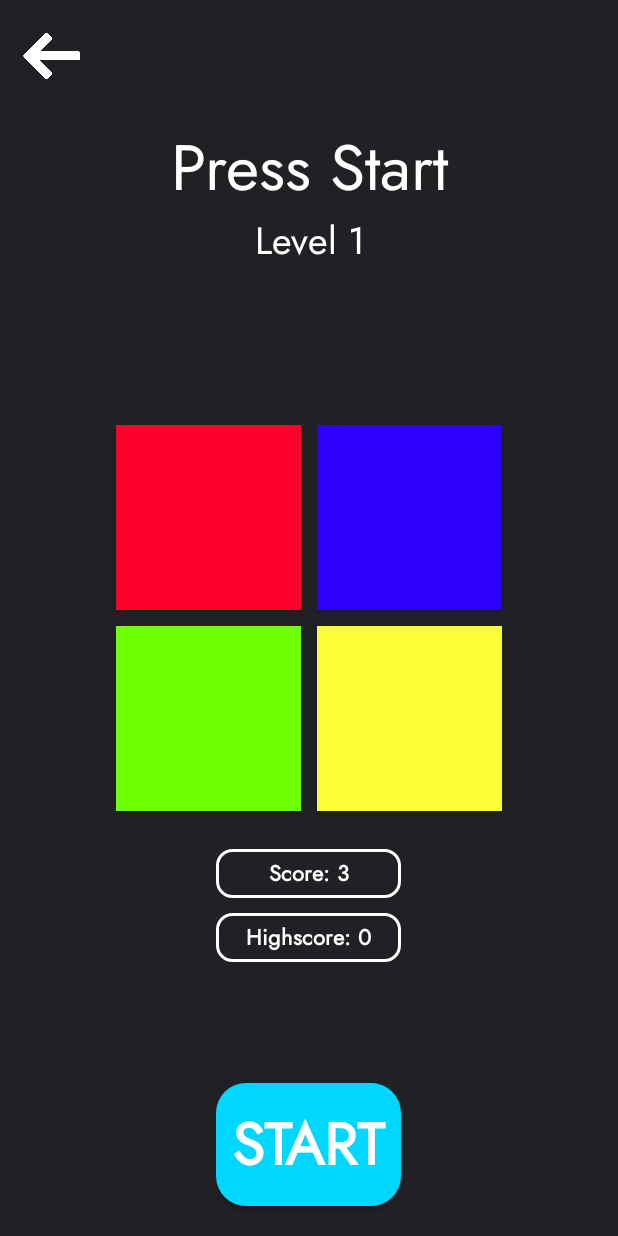
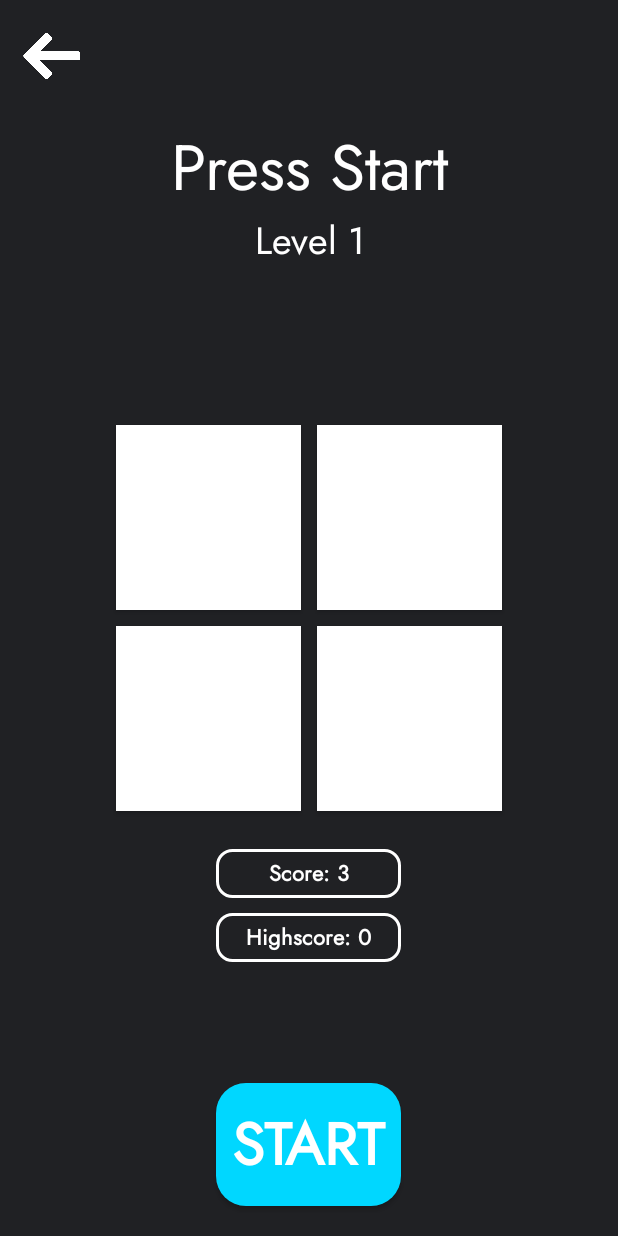
Before and after one commit to DumitruCimpean/GuessThePattern, an Android app: the Easy screen opened directly, with no data from a screen before it, on a phone screen of 412 x 824 dp. Run offline under Robolectric (Android 15) with nearby library versions, the light colour scheme and no system bars.

Commit message:
color changes
- now easy sqaures are one color, prevoiusly I changed medium squares

```diff
--- a/app/src/main/res/layout/activity_easy.xml
+++ b/app/src/main/res/layout/activity_easy.xml
@@ -72,15 +72,22 @@
                 android:id="@+id/sq1"
                 android:layout_width="50dp"
                 android:layout_height="50dp"
-                android:layout_margin="5dp"
-                android:background="@color/red"/>
+                android:layout_marginStart="5dp"
+                android:layout_marginTop="5dp"
+                android:layout_marginEnd="5dp"
+                android:layout_marginBottom="5dp"
+                android:background="@color/white" />
+
             <Button
                 android:id="@+id/sq2"
                 android:layout_width="50dp"
                 android:layout_height="50dp"
-                android:layout_margin="5dp"
+                android:layout_marginStart="5dp"
+                android:layout_marginTop="5dp"
+                android:layout_marginEnd="5dp"
+                android:layout_marginBottom="5dp"
                 android:layout_toEndOf="@id/sq1"
-                android:background="@color/blue"/>
+                android:background="@color/white" />
 
             <Button
                 android:id="@+id/sq3"
@@ -88,7 +95,7 @@
                 android:layout_height="50dp"
                 android:layout_margin="5dp"
                 android:layout_below="@id/sq1"
-                android:background="@color/green"/>
+                android:background="@color/white"/>
 
             <Button
                 android:id="@+id/sq4"
@@ -100,7 +107,7 @@
                 android:layout_marginEnd="5dp"
                 android:layout_marginBottom="5dp"
                 android:layout_toEndOf="@id/sq3"
-                android:background="@color/yellow" />
+                android:background="@color/white" />
 
         </RelativeLayout>
 
```
